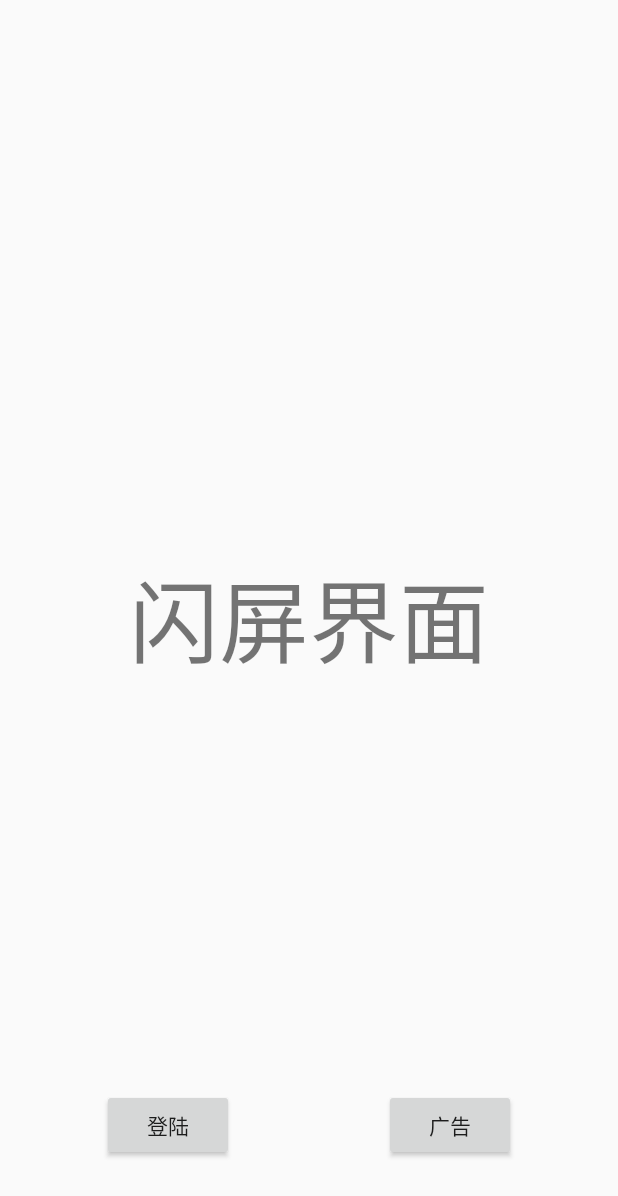
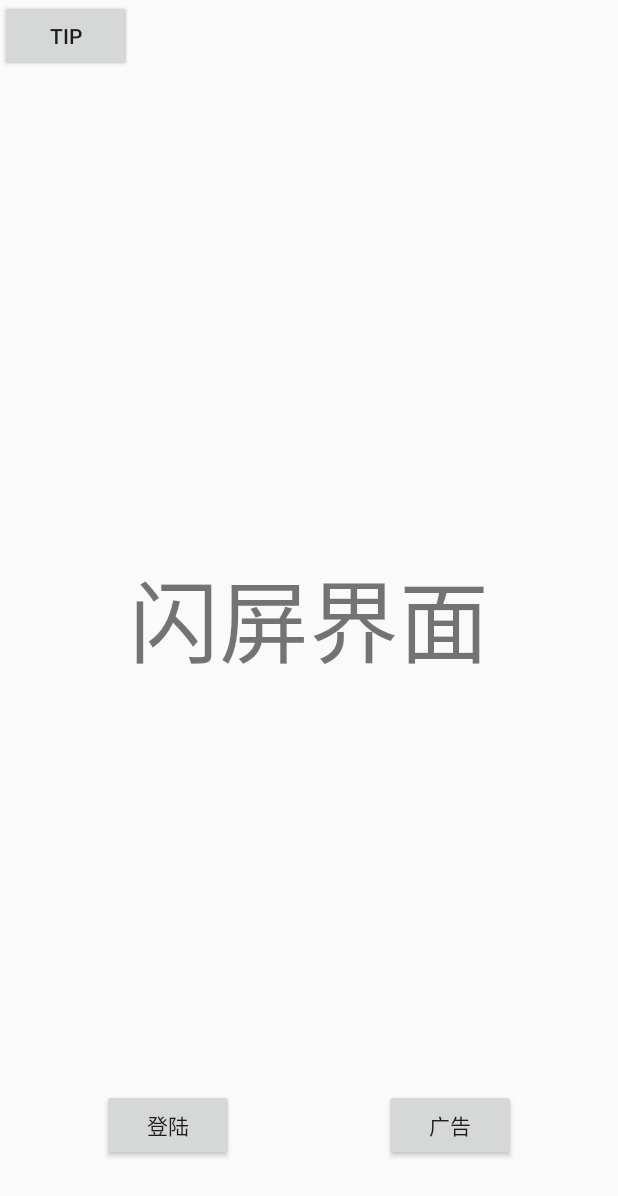
Before and after one commit to RedColinar/A-Jetpack, an Android app: the screen it shows after launch (MainActivity), on a phone screen of 412 x 824 dp. Shown: the top 1196 px of the screen. Run offline under Robolectric (Android 15) with nearby library versions, the phone set to English and light mode, and no system bars; our stand-ins replace Room's generated code; libraries missing offline, so code that uses them is left out: com.facebook.stetho.

```diff
--- a/app/src/main/res/layout/fragment_splash.xml
+++ b/app/src/main/res/layout/fragment_splash.xml
@@ -21,8 +21,8 @@
         android:id="@+id/bt_to_login"
         android:layout_width="wrap_content"
         android:layout_height="wrap_content"
+        android:layout_margin="50dp"
         android:text="登陆"
-        android:layout_margin="50dp"
         app:layout_constraintBottom_toBottomOf="parent"
         app:layout_constraintEnd_toStartOf="@+id/guideline" />
 
@@ -30,8 +30,8 @@
         android:id="@+id/bt_to_advertisement"
         android:layout_width="wrap_content"
         android:layout_height="wrap_content"
+        android:layout_margin="50dp"
         android:text="广告"
-        android:layout_margin="50dp"
         app:layout_constraintBottom_toBottomOf="parent"
         app:layout_constraintStart_toEndOf="@+id/guideline" />
 
@@ -42,4 +42,12 @@
         android:orientation="vertical"
         app:layout_constraintGuide_percent="0.5" />
 
+    <Button
+        android:id="@+id/bt_tip"
+        android:layout_width="wrap_content"
+        android:layout_height="wrap_content"
+        android:text="tip"
+        app:layout_constraintStart_toStartOf="parent"
+        app:layout_constraintTop_toTopOf="parent" />
+
 </androidx.constraintlayout.widget.ConstraintLayout>
```
Also changed, not shown: app/src/main/java/com/opq/a/jetpack/ui/SplashFragment.kt (+42 -59 lines), app/src/main/java/com/opq/a/jetpack/ui/main/MainFragment.kt (+5 -6 lines).
